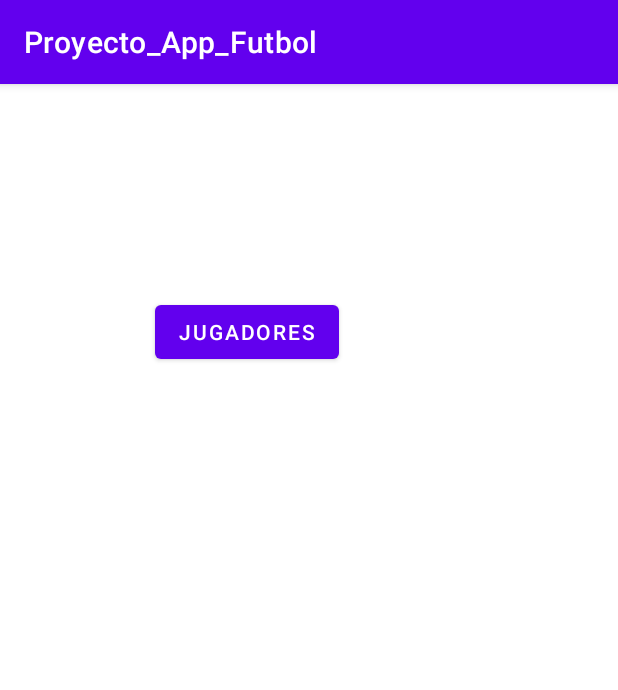
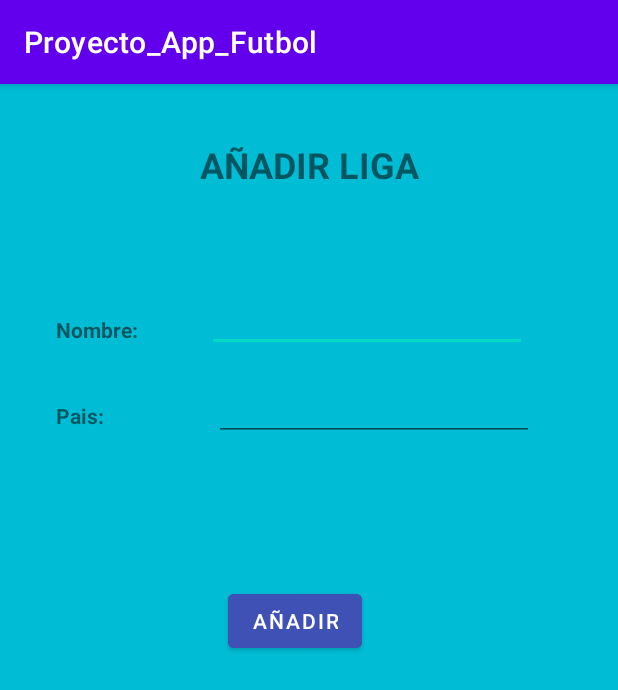
Before and after one commit to DavidGonS/Proyecto_App_Futbol, an Android app: the AnadirLiga screen opened directly, with no data from a screen before it, on a phone screen of 412 x 824 dp. Shown: the top 690 px of the screen. Run offline under Robolectric (Android 15) with nearby library versions, the phone set to English and light mode, and no system bars.

Commit message:
Añadido algunas pantallas administrador

```diff
--- a/app/src/main/java/com/example/proyecto_app_futbol/PantallaAdministrador.java
+++ b/app/src/main/java/com/example/proyecto_app_futbol/AnadirLiga.java
@@ -4,11 +4,11 @@ import androidx.appcompat.app.AppCompatActivity;
 
 import android.os.Bundle;
 
-public class PantallaAdministrador extends AppCompatActivity {
+public class AnadirLiga extends AppCompatActivity {
 
     @Override
     protected void onCreate(Bundle savedInstanceState) {
         super.onCreate(savedInstanceState);
-        setContentView(R.layout.activity_pantalla_administrador);
+        setContentView(R.layout.activity_anadir_liga);
     }
 }
--- a/app/src/main/java/com/example/proyecto_app_futbol/InicioSesion.java
+++ b/app/src/main/java/com/example/proyecto_app_futbol/InicioSesion.java
@@ -41,7 +41,7 @@ public class InicioSesion extends AppCompatActivity {
     }
 
     public void administrador(View view) {
-        Intent intent = new Intent(this, PantallaAdministrador.class);
+        Intent intent = new Intent(this, MenuAdministrador.class);
         startActivity(intent);
     }
 
--- /dev/null
+++ b/app/src/main/res/layout/activity_anadir_liga.xml
@@ -0,0 +1,76 @@
+<?xml version="1.0" encoding="utf-8"?>
+<androidx.constraintlayout.widget.ConstraintLayout xmlns:android="http://schemas.android.com/apk/res/android"
+    xmlns:app="http://schemas.android.com/apk/res-auto"
+    xmlns:tools="http://schemas.android.com/tools"
+    android:layout_width="match_parent"
+    android:layout_height="match_parent"
+    android:background="#00BCD4"
+    tools:context=".AnadirLiga">
+
+    <TextView
+        android:id="@+id/textView3"
+        android:layout_width="wrap_content"
+        android:layout_height="wrap_content"
+        android:layout_marginStart="133dp"
+        android:layout_marginTop="37dp"
+        android:text="AÑADIR LIGA"
+        android:textSize="24sp"
+        android:textStyle="bold"
+        app:layout_constraintStart_toStartOf="parent"
+        app:layout_constraintTop_toTopOf="parent" />
+
+    <Button
+        android:id="@+id/bt_AnadirLiga"
+        android:layout_width="wrap_content"
+        android:layout_height="wrap_content"
+        android:layout_marginStart="152dp"
+        android:layout_marginTop="96dp"
+        android:backgroundTint="#3F51B5"
+        android:text="AÑADIR"
+        app:layout_constraintStart_toStartOf="parent"
+        app:layout_constraintTop_toBottomOf="@+id/etPaisLiga" />
+
+    <TextView
+        android:id="@+id/textView4"
+        android:layout_width="wrap_content"
+        android:layout_height="wrap_content"
+        android:layout_marginStart="37dp"
+        android:layout_marginTop="154dp"
+        android:text="Nombre:"
+        android:textStyle="bold"
+        app:layout_constraintStart_toStartOf="parent"
+        app:layout_constraintTop_toTopOf="parent" />
+
+    <TextView
+        android:id="@+id/textView5"
+        android:layout_width="wrap_content"
+        android:layout_height="wrap_content"
+        android:layout_marginStart="37dp"
+        android:layout_marginTop="38dp"
+        android:text="Pais:"
+        android:textStyle="bold"
+        app:layout_constraintStart_toStartOf="parent"
+        app:layout_constraintTop_toBottomOf="@+id/textView4" />
+
+    <EditText
+        android:id="@+id/etNombreLiga"
+        android:layout_width="wrap_content"
+        android:layout_height="wrap_content"
+        android:layout_marginStart="46dp"
+        android:layout_marginTop="63dp"
+        android:ems="10"
+        android:inputType="textPersonName"
+        app:layout_constraintStart_toEndOf="@+id/textView4"
+        app:layout_constraintTop_toBottomOf="@+id/textView3" />
+
+    <EditText
+        android:id="@+id/etPaisLiga"
+        android:layout_width="wrap_content"
+        android:layout_height="wrap_content"
+        android:layout_marginStart="73dp"
+        android:layout_marginTop="14dp"
+        android:ems="10"
+        android:inputType="textPersonName"
+        app:layout_constraintStart_toEndOf="@+id/textView5"
+        app:layout_constraintTop_toBottomOf="@+id/etNombreLiga" />
+</androidx.constraintlayout.widget.ConstraintLayout>
--- a/app/src/main/res/layout/activity_inicio_sesion.xml
+++ b/app/src/main/res/layout/activity_inicio_sesion.xml
@@ -79,6 +79,7 @@
         android:layout_marginStart="81dp"
         android:layout_marginTop="34dp"
         android:layout_marginEnd="53dp"
+        android:backgroundTint="#3F51B5"
         android:onClick="administrador"
         android:text="ADMIN"
         app:layout_constraintEnd_toStartOf="@+id/btIniciar"
--- a/app/src/main/res/layout/activity_pantalla_administrador.xml
+++ /dev/null
@@ -1,18 +0,0 @@
-<?xml version="1.0" encoding="utf-8"?>
-<androidx.constraintlayout.widget.ConstraintLayout xmlns:android="http://schemas.android.com/apk/res/android"
-    xmlns:app="http://schemas.android.com/apk/res-auto"
-    xmlns:tools="http://schemas.android.com/tools"
-    android:layout_width="match_parent"
-    android:layout_height="match_parent"
-    tools:context=".PantallaAdministrador">
-
-    <Button
-        android:id="@+id/btJugadoresAdmin"
-        android:layout_width="wrap_content"
-        android:layout_height="wrap_content"
-        android:layout_marginStart="103dp"
-        android:layout_marginTop="141dp"
-        android:text="Jugadores"
-        app:layout_constraintStart_toStartOf="parent"
-        app:layout_constraintTop_toTopOf="parent" />
-</androidx.constraintlayout.widget.ConstraintLayout>
```
Also changed, not shown: app/src/main/AndroidManifest.xml (+10 -4 lines), app/src/main/java/com/example/proyecto_app_futbol/LigasAdministrador.java (added, +21 -0 lines), app/src/main/java/com/example/proyecto_app_futbol/MenuAdministrador.java (added, +21 -0 lines), app/src/main/res/layout/activity_ligas_administrador.xml (added, +55 -0 lines), app/src/main/res/layout/activity_menu_administrador.xml (added, +55 -0 lines).
